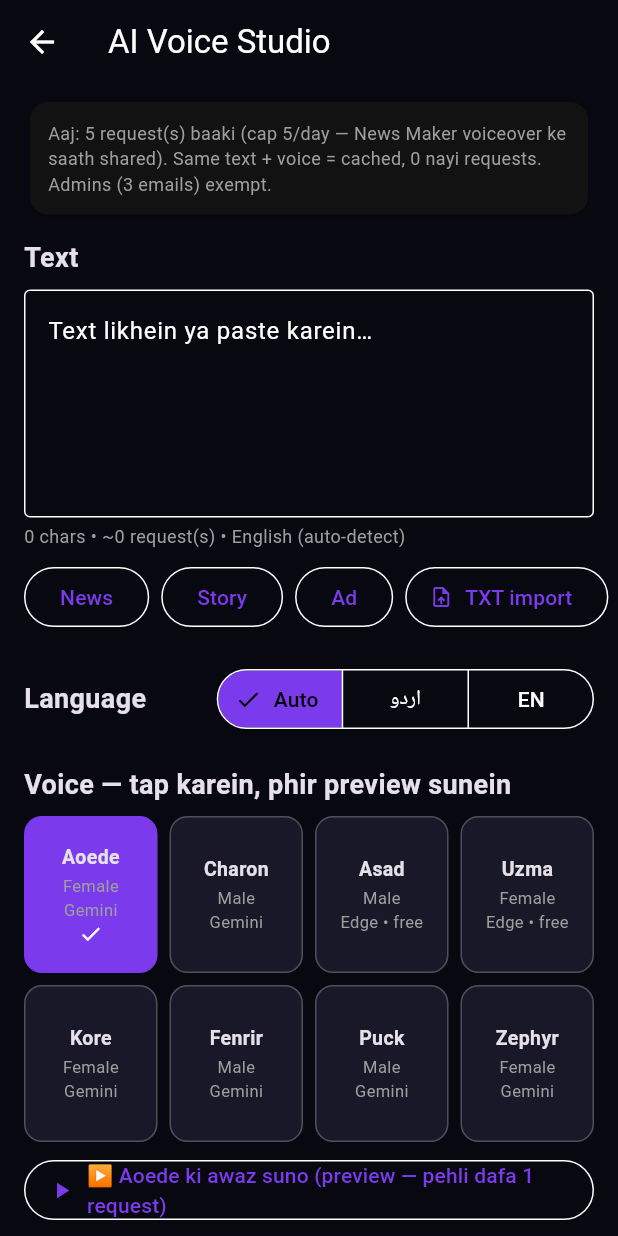
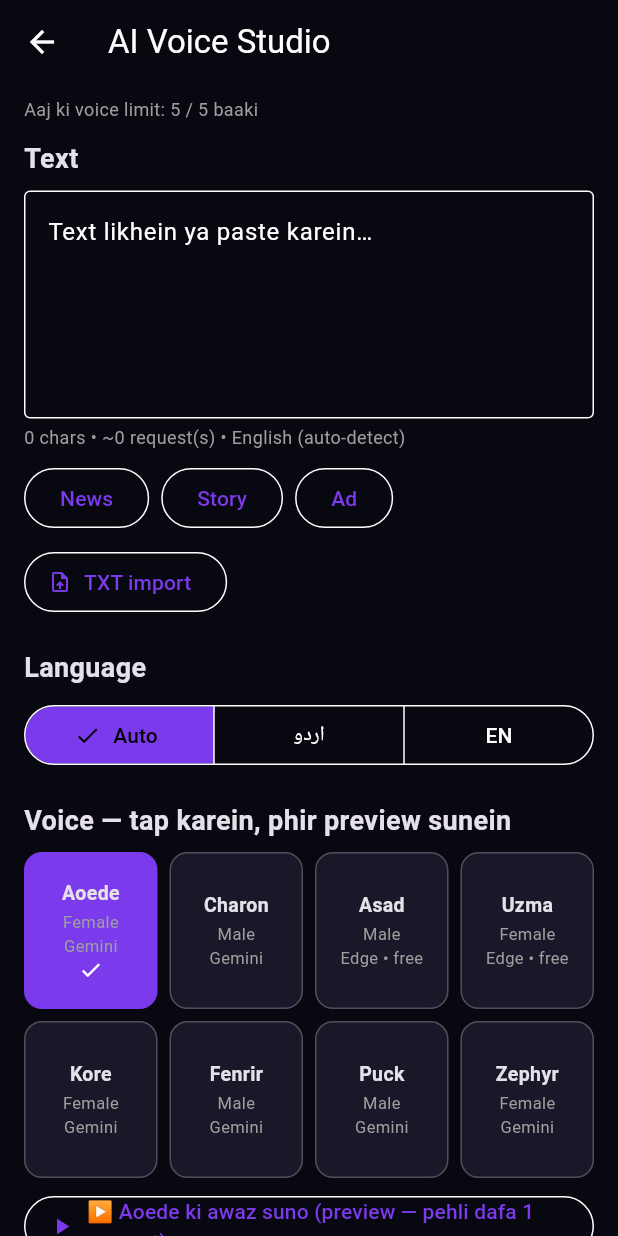
Before and after one commit to mithubhattijani-commits/tj-pro, a Flutter app: the TtsStudioScreen screen opened directly, on a phone screen of 412 x 824 dp. Run offline on Flutter 3.47's test engine with Material 3 defaults, Android fonts, the phone set to English and light mode, and no system bars; our stand-ins replace file_picker, flutter_secure_storage, flutter_tts, google_fonts, google_mobile_ads, google_sign_in and 9 more; missing offline and left inert: dart:ffi, ffmpeg_kit_flutter_new, gal, google_mlkit_face_detection, google_mlkit_selfie_segmentation, google_mlkit_subject_segmentation and 4 more; accounts and stored records are empty; network calls fail.

Commit message:
one-build v1.1.0: lib/news/tts_studio_screen.dart

```diff
--- a/lib/news/tts_studio_screen.dart
+++ b/lib/news/tts_studio_screen.dart
@@ -13,8 +13,9 @@
 /// Economy — TJ Pro's, not Magic Box's: NO coins anywhere. Every
 /// generation costs proxy requests against the SHARED 5/day cap
 /// (same counter as the News Maker voiceover — admins exempt).
-/// The cap line on this screen always shows the live remaining
-/// count. When the cap is hit, the screen offers the on-device
+/// Non-admins see one small line with the live remaining count;
+/// admins (remaining == -1, unlimited) see nothing. When the cap
+/// is hit, the screen offers the on-device
 /// voice (robotic, but the text still gets spoken) instead of a
 /// dead end. Voice previews cost 1 request the first time per voice
 /// (cached after that) — the button says so.
@@ -346,19 +347,16 @@ class _TtsStudioScreenState extends State<TtsStudioScreen> {
           key: const Key('ttsStudioList'),
           padding: const EdgeInsets.fromLTRB(16, 8, 16, 16),
           children: [
-            if (_remaining != null)
-              Card(
-                child: Padding(
-                  padding: const EdgeInsets.all(12),
+            // Cap line: non-admins only. Admins get -1 (unlimited)
+            // from remainingToday() and see nothing here.
+            if (_remaining != null && _remaining != -1)
+              Padding(
+                padding: const EdgeInsets.only(bottom: 12),
                 child: Text(
-                    'Aaj: $_remaining request(s) baaki (cap 5/day — News Maker '
-                    'voiceover ke saath shared). Same text + voice = cached, '
-                    '0 nayi requests. Admins (3 emails) exempt.',
+                  'Aaj ki voice limit: $_remaining / 5 baaki',
                   style: const TextStyle(color: Colors.grey, fontSize: 12),
                 ),
               ),
-              ),
-            const SizedBox(height: 12),
             const Text(
               'Text',
               style: TextStyle(fontSize: 18, fontWeight: FontWeight.bold),
@@ -382,12 +380,13 @@ class _TtsStudioScreenState extends State<TtsStudioScreen> {
               style: const TextStyle(color: Colors.grey, fontSize: 12),
             ),
             const SizedBox(height: 8),
-            Row(
+            Wrap(
+              spacing: 8,
+              runSpacing: 8,
+              crossAxisAlignment: WrapCrossAlignment.center,
               children: [
                 ...TtsStudioService.sampleTexts.keys.map(
-                  (name) => Padding(
-                    padding: const EdgeInsets.only(right: 8),
-                    child: OutlinedButton(
+                  (name) => OutlinedButton(
                     key: Key('sampleButton-$name'),
                     onPressed: () => setState(
                       () => _textController.text =
@@ -396,8 +395,6 @@ class _TtsStudioScreenState extends State<TtsStudioScreen> {
                     child: Text(name),
                   ),
                 ),
-                ),
-                const Spacer(),
                 OutlinedButton.icon(
                   key: const Key('importTxtButton'),
                   onPressed: _importTxt,
@@ -407,14 +404,17 @@ class _TtsStudioScreenState extends State<TtsStudioScreen> {
               ],
             ),
             const SizedBox(height: 20),
-            Row(
+            Column(
+              crossAxisAlignment: CrossAxisAlignment.stretch,
               children: [
                 const Text(
                   'Language',
                   style: TextStyle(fontSize: 18, fontWeight: FontWeight.bold),
                 ),
-                const Spacer(),
-                SegmentedButton<String>(
+                const SizedBox(height: 8),
+                SizedBox(
+                  width: double.infinity,
+                  child: SegmentedButton<String>(
                     segments: const [
                       ButtonSegment(value: 'auto', label: Text('Auto')),
                       ButtonSegment(value: 'ur', label: Text('اردو')),
@@ -423,6 +423,7 @@ class _TtsStudioScreenState extends State<TtsStudioScreen> {
                     selected: {_langMode},
                     onSelectionChanged: (s) =>
                         setState(() => _langMode = s.first),
+                  ),
                 ),
               ],
             ),
@@ -529,7 +530,7 @@ class _TtsStudioScreenState extends State<TtsStudioScreen> {
             ],
             const SizedBox(height: 20),
             const Text(
-              'Tone',
+              'Style',
               style: TextStyle(fontSize: 18, fontWeight: FontWeight.bold),
             ),
             const SizedBox(height: 8),
@@ -611,7 +612,12 @@ class _TtsStudioScreenState extends State<TtsStudioScreen> {
               'kisi bhi app mein nahi bana).',
               style: TextStyle(color: Colors.grey, fontSize: 12),
             ),
-            const SizedBox(height: 12),
+            const SizedBox(height: 20),
+            const Text(
+              'Music',
+              style: TextStyle(fontSize: 18, fontWeight: FontWeight.bold),
+            ),
+            const SizedBox(height: 8),
             SwitchListTile(
               key: const Key('musicSwitch'),
               title: const Text('Background music (soft pad)'),
```
Lines whose indentation alone changed are shown as unchanged.
